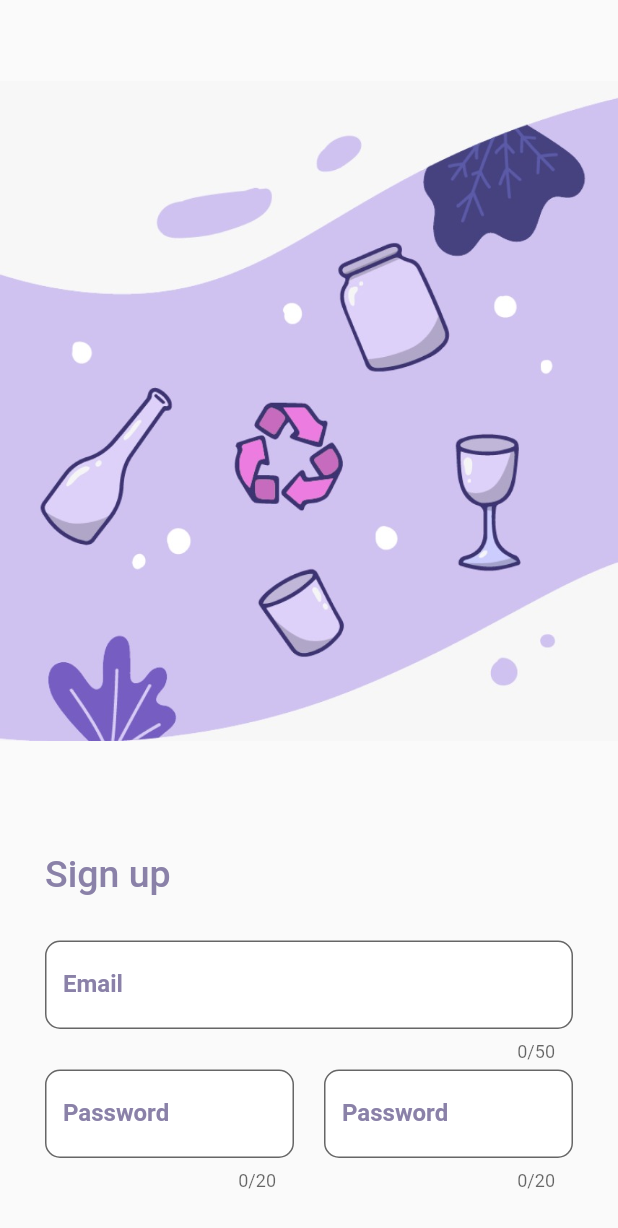
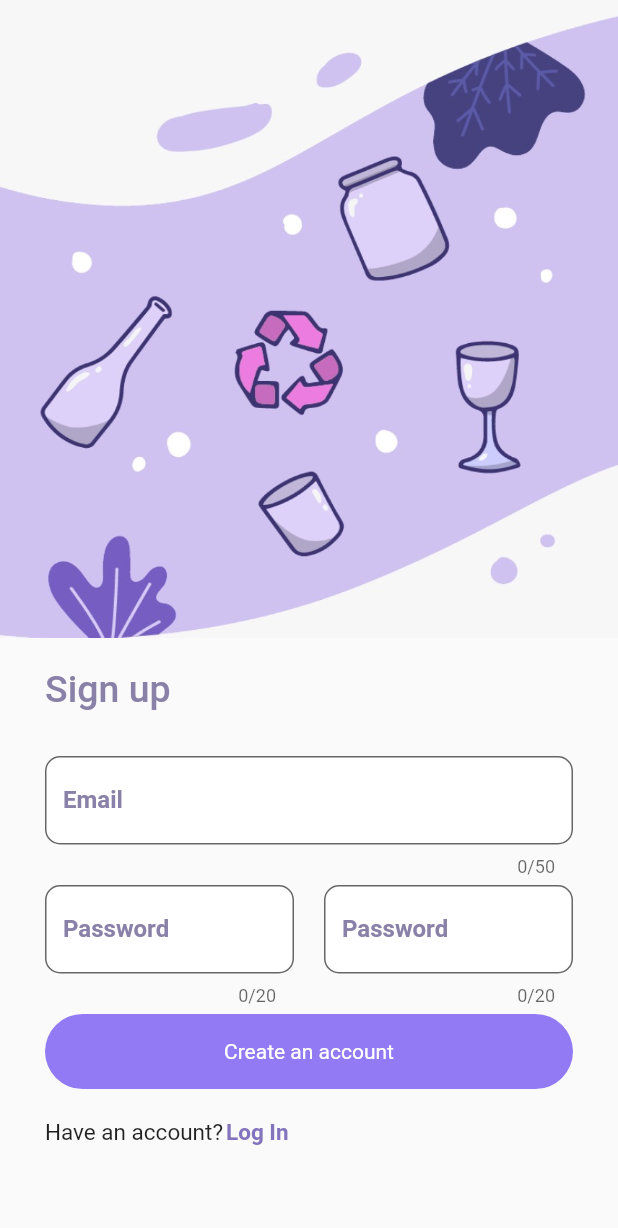
Before and after one commit to AshnahKhalidKhan/Flutter-Assignment-2, a Flutter app: the LightThemeSignUpScreen screen opened directly, on a phone screen of 412 x 824 dp. Shown: the top 1228 px of the screen. Run offline on Flutter 3.47's test engine with Material 2 defaults, Android fonts, the phone set to English and light mode, and no system bars.

Commit message:
SignUp Done

```diff
--- a/lib/Widgets/LightThemeSignInScreen.dart
+++ b/lib/Widgets/LightThemeSignInScreen.dart
@@ -519,13 +519,13 @@ class _LightThemeSignUpScreenState extends State<LightThemeSignUpScreen>
                 (
                   'lib/Assets/asset2.jpg',
                   width: double.maxFinite,
-                  fit: BoxFit.fitWidth,
+                  fit: BoxFit.fill,
                 ),
               ),
             ),
             Padding
             (
-              padding: const EdgeInsets.only(left: 30.0, right: 30.0, bottom: 30.0, top: 10.0),
+              padding: const EdgeInsets.only(left: 30.0, right: 30.0, bottom: 60.0, top: 10.0),
               child: Column
               (
                 mainAxisAlignment: MainAxisAlignment.end,
@@ -643,7 +643,6 @@ class _LightThemeSignUpScreenState extends State<LightThemeSignUpScreen>
                           ),
                         ),
                       ),
-
                       const SizedBox(width: 20.0),
                       Expanded
                       (
@@ -697,6 +696,61 @@ class _LightThemeSignUpScreenState extends State<LightThemeSignUpScreen>
                       ),
                     ],
                   ),
+                  const SizedBox(height: 5.0),
+                  FilledButton.tonal
+                  (
+                    onPressed: () {},
+                    child: const Text
+                    (
+                      'Create an account',
+                      style: TextStyle
+                      (
+                        color: Colors.white,
+                        fontWeight: FontWeight.w400
+                      ),
+                    ),
+                    style: const ButtonStyle
+                    (
+                      backgroundColor: MaterialStatePropertyAll(Color.fromARGB(255, 146, 122, 244)),
+                      minimumSize: MaterialStatePropertyAll(Size.fromHeight(50)),
+                      maximumSize: MaterialStatePropertyAll(Size.infinite),
+                    ),
+                  ),
+                  const SizedBox(height: 20.0),
+                  Row
+                  (
+                    mainAxisAlignment: MainAxisAlignment.start,
+                    children:
+                    [
+                      const Text
+                      (
+                        "Have an account?",
+                        style: TextStyle
+                        (
+                          fontSize: 15,
+                        ),
+                      ),
+                      const SizedBox(width: 2.0),
+                      GestureDetector
+                      (
+                        child: const Text
+                        (
+                          "Log In",
+                          style: TextStyle
+                          (
+                            fontSize: 15,
+                            color: Color.fromARGB(255, 132, 115, 189),
+                            fontWeight: FontWeight.w700
+                          ),
+                        ),
+                        onTap: ()
+                        {
+                          Navigator.pop(context);
+                        },
+                      ),
+                    ],
+                  ),
+                  // const SizedBox(height: 20.0),
                 ],
               ),
             ),
```
